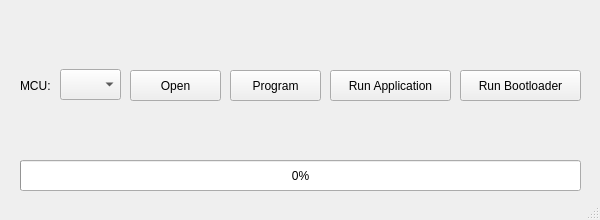
Above: mainwindow.ui from flishet/GUI-Bootloader before the change. Below: the same form after it.
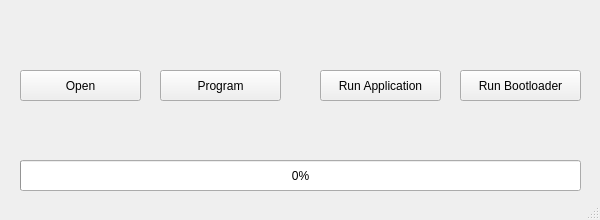
That is the form after the change.

Patch:
```diff
--- a/mainwindow.ui
+++ b/mainwindow.ui
@@ -73,9 +73,9 @@
    <widget class="QPushButton" name="btn_open">
     <property name="geometry">
      <rect>
-      <x>130</x>
+      <x>20</x>
       <y>70</y>
-      <width>91</width>
+      <width>121</width>
       <height>31</height>
      </rect>
     </property>
@@ -99,7 +99,7 @@
    <widget class="QPushButton" name="btn_app">
     <property name="geometry">
      <rect>
-      <x>330</x>
+      <x>320</x>
       <y>70</y>
       <width>121</width>
       <height>31</height>
@@ -129,22 +129,12 @@
      <string/>
     </property>
    </widget>
-   <widget class="QComboBox" name="combo_mcu">
-    <property name="geometry">
-     <rect>
-      <x>60</x>
-      <y>69</y>
-      <width>61</width>
-      <height>31</height>
-     </rect>
-    </property>
-   </widget>
    <widget class="QPushButton" name="btn_program">
     <property name="geometry">
      <rect>
-      <x>230</x>
+      <x>160</x>
       <y>70</y>
-      <width>91</width>
+      <width>121</width>
       <height>31</height>
      </rect>
     </property>
@@ -152,22 +142,6 @@
      <string>Program</string>
     </property>
    </widget>
-   <widget class="QLabel" name="label_3">
-    <property name="geometry">
-     <rect>
-      <x>20</x>
-      <y>70</y>
-      <width>41</width>
-      <height>31</height>
-     </rect>
-    </property>
-    <property name="text">
-     <string>MCU:</string>
-    </property>
-    <property name="alignment">
-     <set>Qt::AlignLeading|Qt::AlignLeft|Qt::AlignVCenter</set>
-    </property>
-   </widget>
   </widget>
   <widget class="QStatusBar" name="statusbar"/>
  </widget>
```
Left out of the diff: 1 changed line with no effect on the pictures.
